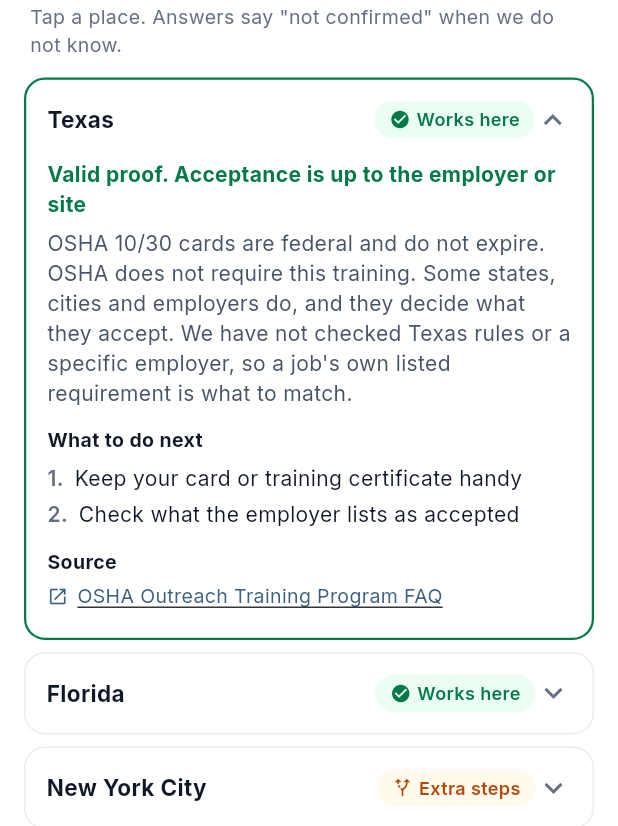
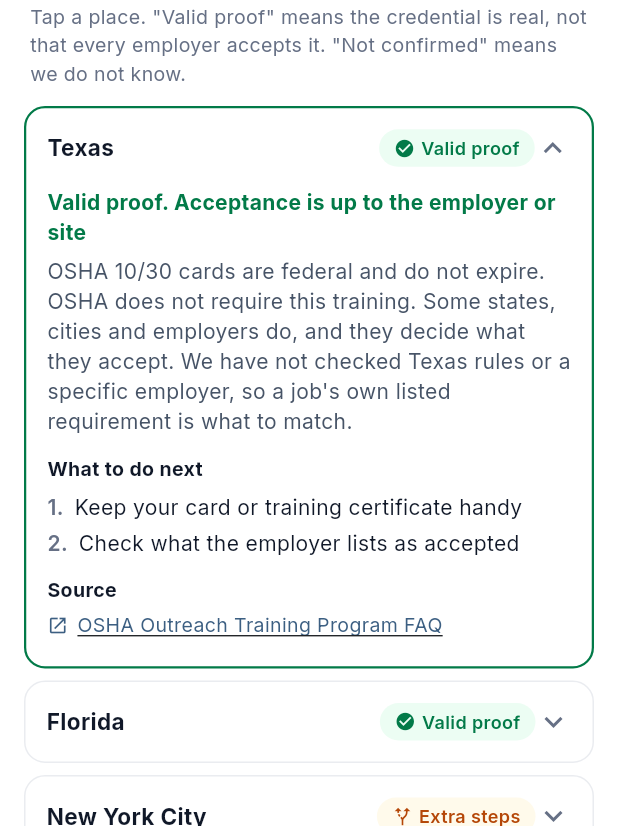
Before and after one commit to kunaxar/credential-reciprocity, a Flutter app: the JobDetail screen opened directly with sample values from the repository, after a tap on an icon or button, on a phone screen of 412 x 824 dp, the part 410-1236 px from its top. Run offline on Flutter 3.47's test engine with Material 3 defaults, Android fonts, the phone set to English and light mode, and no system bars; our stand-ins replace google_fonts.

Commit message:
Update main.dart

```diff
--- a/lib/main.dart
+++ b/lib/main.dart
@@ -24,7 +24,7 @@
 Color fgOf(Status s) => switch (s) { Status.works => green, Status.steps => amber, Status.notSure => g600, Status.no => red };
 Color bgOf(Status s) => switch (s) { Status.works => greenBg, Status.steps => amberBg, Status.notSure => g100, Status.no => redBg };
 IconData iconOf(Status s) => switch (s) { Status.works => Icons.check_circle, Status.steps => Icons.alt_route, Status.notSure => Icons.help, Status.no => Icons.block };
-String labelOf(Status s) => switch (s) { Status.works => 'Works here', Status.steps => 'Extra steps', Status.notSure => 'Not confirmed', Status.no => 'Won\'t carry over' };
+String labelOf(Status s) => switch (s) { Status.works => 'Valid proof', Status.steps => 'Extra steps', Status.notSure => 'Not confirmed', Status.no => 'Won\'t carry over' };
 Widget statusTag(Status s) => Tag(labelOf(s), fgOf(s), bgOf(s), icon: iconOf(s));
 
 Verdict verdictFor(String credId, String placeId) => matrix[credId]![placeId]!;
@@ -164,7 +164,7 @@
             ]),
           ),
           const Divider(height: 24),
-          sectionTitle('Where can I use this?', sub: 'Tap a place. Answers say "not confirmed" when we do not know.'),
+          sectionTitle('Where can I use this?', sub: 'Tap a place. "Valid proof" means the credential is real, not that every employer accepts it. "Not confirmed" means we do not know.'),
           for (final p in places) _placeRow(c, p),
           _elsewhereRow(),
           Padding(
@@ -346,7 +346,7 @@
       if (fc != null)
         Padding(
           padding: const EdgeInsets.fromLTRB(20, 8, 20, 0),
-          child: Text('Showing jobs where your ${credById(fc).name} works or needs extra steps.', style: const TextStyle(color: g600, fontSize: 13)),
+          child: Text('Showing jobs where your ${credById(fc).name} is valid proof or needs extra steps. Matches are demo matches, not verified acceptance.', style: const TextStyle(color: g600, fontSize: 13)),
         ),
       if (list.isEmpty)
         const Padding(padding: EdgeInsets.all(32), child: Center(child: Text('No jobs match. Try a different word.', style: TextStyle(color: g500)))),
@@ -395,13 +395,13 @@
                 child: Row(crossAxisAlignment: CrossAxisAlignment.start, children: [
                   Icon(iconOf(b.v.status), size: 16, color: fgOf(b.v.status)),
                   const SizedBox(width: 8),
-                  Expanded(child: Text('Needs: ${hit!.label}. You hold ${b.cred.name}: ${b.v.headline.toLowerCase()}.', style: TextStyle(color: fgOf(b.v.status), fontSize: 13, height: 1.35, fontWeight: FontWeight.w600))),
+                  Expanded(child: Text('${hit!.employerNote != null ? 'Demo match' : 'Needs'}: ${hit.label}. You hold ${b.cred.name}: ${b.v.headline.toLowerCase()}.', style: TextStyle(color: fgOf(b.v.status), fontSize: 13, height: 1.35, fontWeight: FontWeight.w600))),
                 ]),
               ),
             ] else ...[
               const SizedBox(height: 10),
               Wrap(spacing: 6, runSpacing: 6, children: [
-                if (works > 0) Tag('$works work here', green, greenBg, icon: Icons.check_circle),
+                if (works > 0) Tag('$works valid proof', green, greenBg, icon: Icons.check_circle),
                 if (steps > 0) Tag('$steps need extra steps', amber, amberBg, icon: Icons.alt_route),
                 if (other > 0) Tag('$other not confirmed or no', g600, g100, icon: Icons.help),
               ]),
@@ -491,6 +491,8 @@
                 statusTag(b.v.status),
               ]),
               const SizedBox(height: 6),
+              if (r.employerNote != null && b.v.status != Status.no && b.v.status != Status.notSure)
+                const Padding(padding: EdgeInsets.only(bottom: 4), child: Text('Demo match: this fictional job lists it as accepted', style: TextStyle(color: slate, fontSize: 12, fontWeight: FontWeight.w600))),
               Text(b.v.headline, style: TextStyle(color: fgOf(b.v.status), fontWeight: FontWeight.w700)),
               const SizedBox(height: 2),
               Text(b.v.why, maxLines: 3, overflow: TextOverflow.ellipsis, style: const TextStyle(color: g600, fontSize: 13, height: 1.35)),
```
